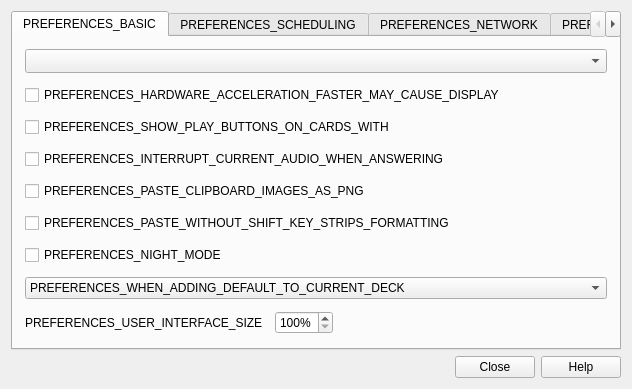
Above: qt/aqt/forms/preferences.ui from ankitects/anki before the change. Below: the same form after it.
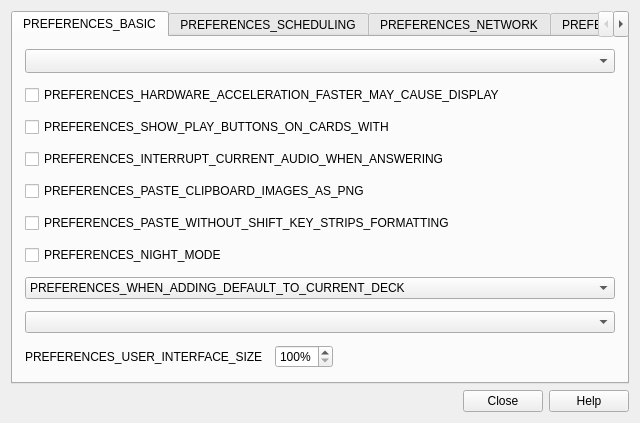
That is the form after the change.

Commit message: expose recording driver in preferences (at least for now)

```diff
--- a/qt/aqt/forms/preferences.ui
+++ b/qt/aqt/forms/preferences.ui
@@ -6,7 +6,7 @@
    <rect>
     <x>0</x>
     <y>0</y>
-    <width>632</width>
+    <width>640</width>
     <height>374</height>
    </rect>
   </property>
@@ -111,6 +111,13 @@
          </item>
         </widget>
        </item>
+       <item>
+        <widget class="QComboBox" name="recording_driver">
+         <property name="currentText">
+          <string notr="true"/>
+         </property>
+        </widget>
+       </item>
        <item>
         <layout class="QHBoxLayout" name="horizontalLayout_4">
          <item>
```
Left out of the diff: 1 changed line with no effect on the pictures. The commit also changes 2 other files.
